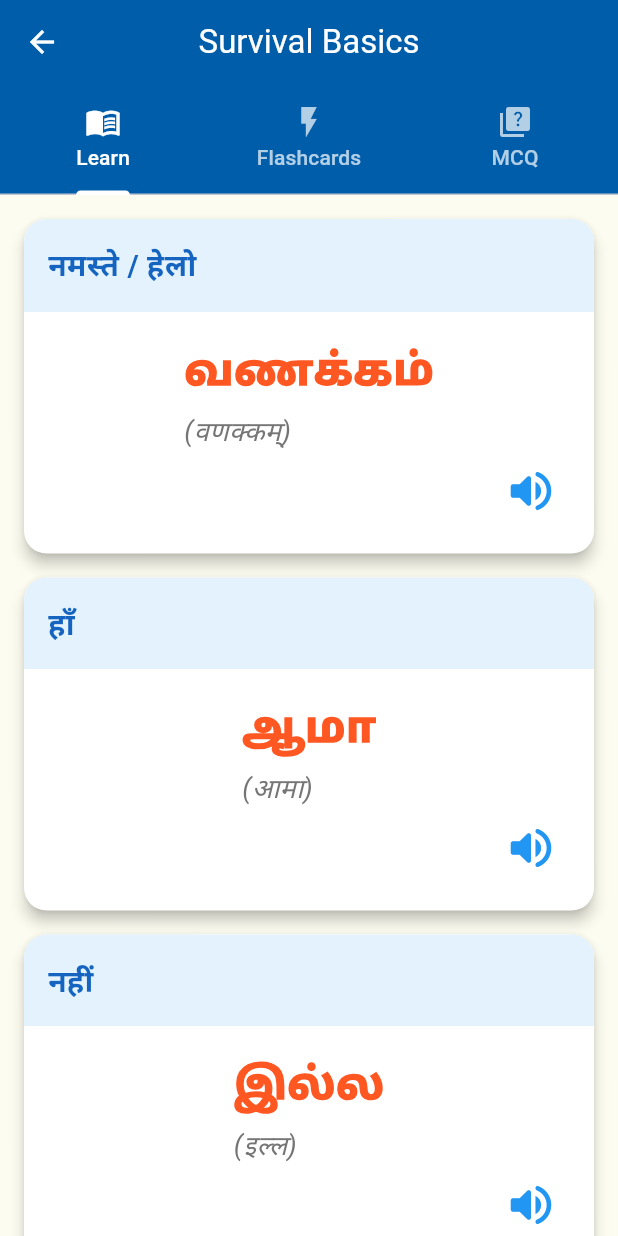
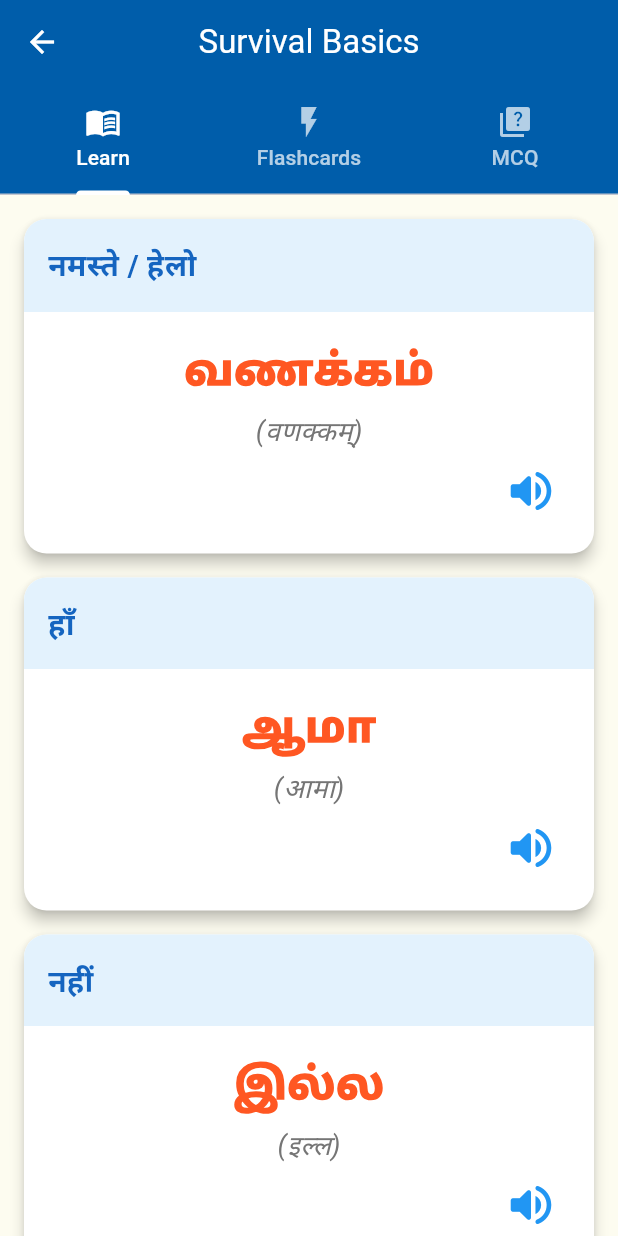
Before and after one commit to pranavm1502/tamil_via_hindi, a Flutter app: the screen it shows after launch, after a tap on "Survival Basics", on a phone screen of 412 x 824 dp. Run offline on Flutter 3.47's test engine with Material 3 defaults, Android fonts, the phone set to English and light mode, and no system bars; our stand-ins replace audioplayers, confetti, flutter_tts, shared_preferences.

Commit message:
Center-align Tamil words and Hindi transliteration
Changed crossAxisAlignment from start to center in all 4 locations:
- MCQ answer options
- Flashcard answers
- Lesson learn tab
- Word card widget

This creates a more balanced and visually appealing layout with
the Hindi transliteration centered below the Tamil text.

```diff
--- a/tamil_setu/lib/screens/lesson_screen.dart
+++ b/tamil_setu/lib/screens/lesson_screen.dart
@@ -99,7 +99,7 @@ class _LessonScreenState extends State<LessonScreen> with SingleTickerProviderSt
                 child: Column(
                   children: [
                     Column(
-                      crossAxisAlignment: CrossAxisAlignment.start,
+                      crossAxisAlignment: CrossAxisAlignment.center,
                       children: [
                         Text(
                           pair.tamil,
--- a/tamil_setu/lib/screens/multiple_choice_quiz.dart
+++ b/tamil_setu/lib/screens/multiple_choice_quiz.dart
@@ -238,7 +238,7 @@ class _MultipleChoiceQuizState extends State<MultipleChoiceQuiz> {
                             ),
                           ),
                           child: Column(
-                            crossAxisAlignment: CrossAxisAlignment.start,
+                            crossAxisAlignment: CrossAxisAlignment.center,
                             children: [
                               Text(
                                 pair.tamil,
--- a/tamil_setu/lib/screens/quiz_view.dart
+++ b/tamil_setu/lib/screens/quiz_view.dart
@@ -186,6 +186,7 @@ class _QuizViewState extends State<QuizView> {
                   if (showAnswer)
                     Column(
                       mainAxisAlignment: MainAxisAlignment.center,
+                      crossAxisAlignment: CrossAxisAlignment.center,
                       children: [
                         Text(
                           currentWord.tamil,
--- a/tamil_setu/lib/widgets/word_card.dart
+++ b/tamil_setu/lib/widgets/word_card.dart
@@ -35,7 +35,7 @@ class WordCard extends StatelessWidget {
           Padding(
             padding: const EdgeInsets.all(16),
             child: Column(
-              crossAxisAlignment: CrossAxisAlignment.start,
+              crossAxisAlignment: CrossAxisAlignment.center,
               children: [
                 Text(
                   tamil,
```
